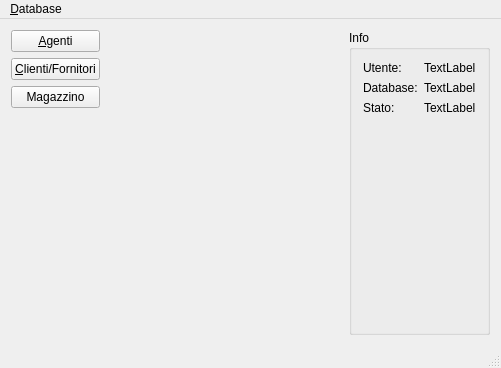
First picture: the form in mainwindow.ui, repository kvsd/Gestionale, before the edit.
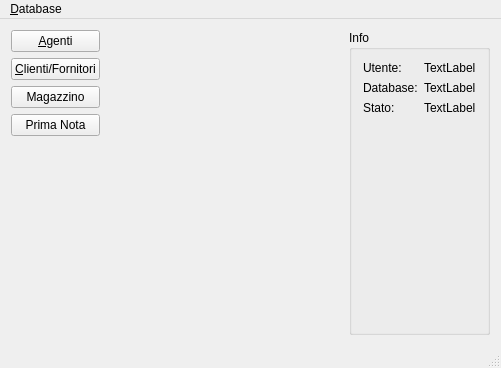
Second picture: the form after the edit.

Commit message: Aggiunto il codice per avviare la prima nota.

Patch:
```diff
--- a/mainwindow.ui
+++ b/mainwindow.ui
@@ -38,6 +38,13 @@
         </property>
        </widget>
       </item>
+      <item>
+       <widget class="QPushButton" name="primaNotaButton">
+        <property name="text">
+         <string>Prima Nota</string>
+        </property>
+       </widget>
+      </item>
       <item>
        <spacer name="verticalSpacer_2">
         <property name="orientation">
```
Left out of the diff: 17 changed lines with no effect on the pictures. The commit also changes 2 other files.
